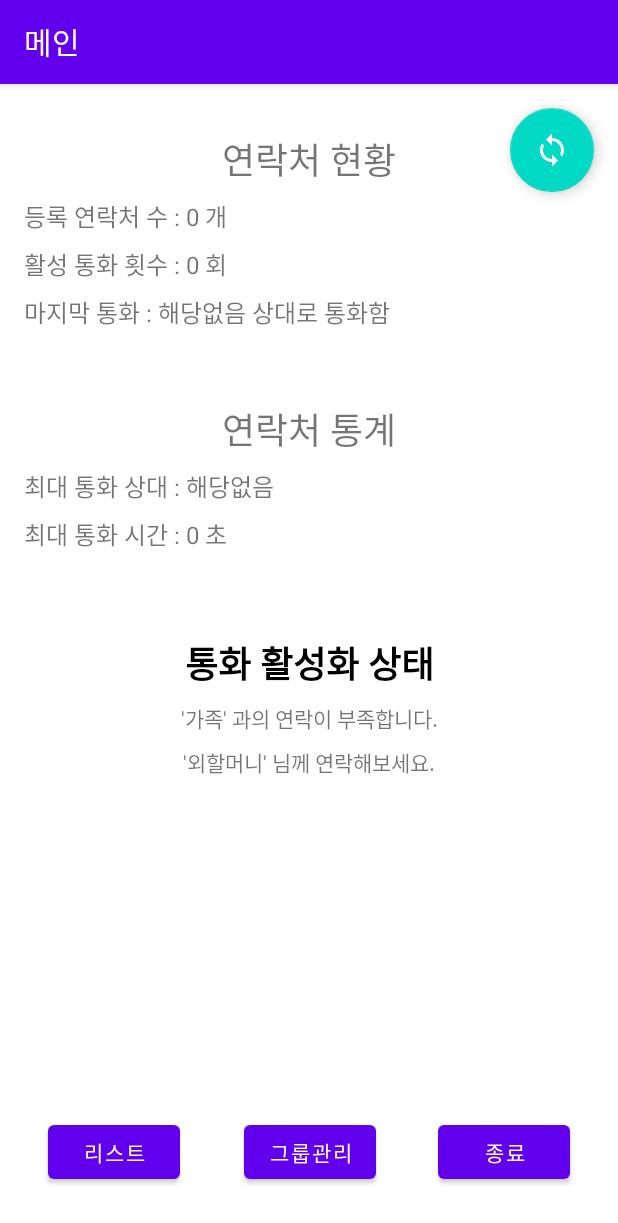
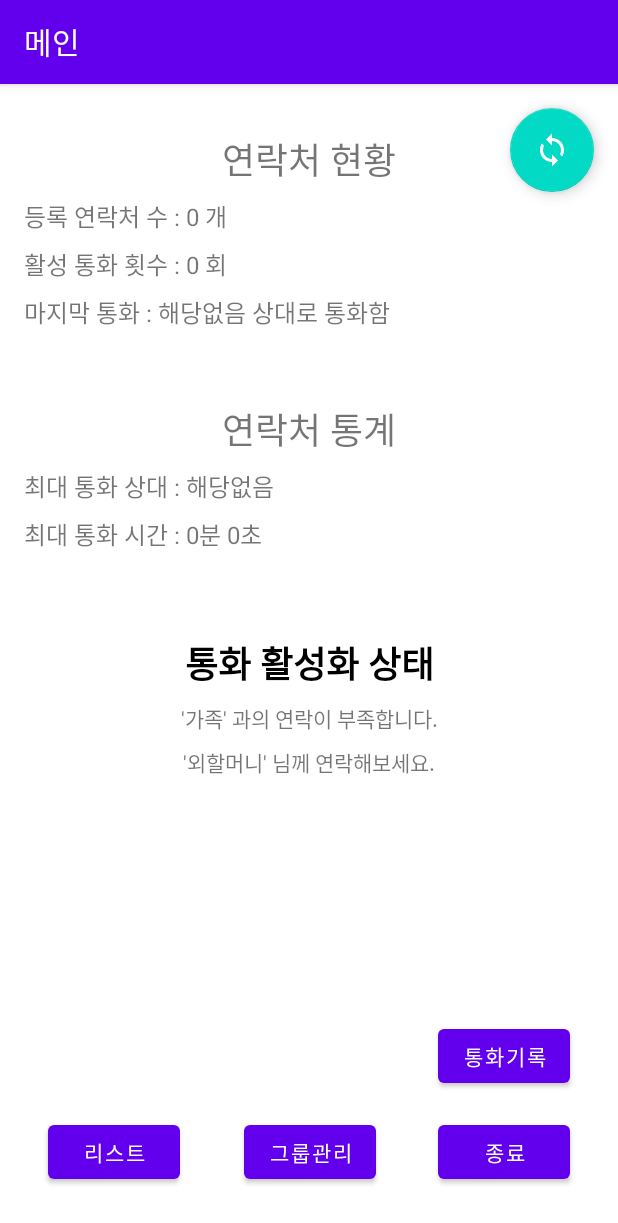
Before and after one commit to foodreco/ReadContactTest, an Android app built with Jetpack Compose: the screen it shows after launch (MainActivity), on a phone screen of 412 x 824 dp. Shown: the top 1223 px of the screen. Run offline under Robolectric (Android 15) with nearby library versions, the phone set to English and light mode, and no system bars; our stand-ins replace Dagger/Hilt's generated code, Room's generated code, navigation-ui; 5 statements that could not run were skipped.

Commit message:
CallLogData DB Added

```diff
--- a/app/src/main/java/com/leesangmin89/readcontacttest/data/ContactDatabase.kt
+++ b/app/src/main/java/com/leesangmin89/readcontacttest/data/ContactDatabase.kt
@@ -5,20 +5,23 @@ import androidx.room.Database
 import androidx.room.Room
 import androidx.room.RoomDatabase
 import androidx.room.TypeConverters
+import com.leesangmin89.readcontacttest.data.dao.CallLogDao
 import com.leesangmin89.readcontacttest.data.dao.ContactDao
 import com.leesangmin89.readcontacttest.data.dao.ContactInfoDao
 import com.leesangmin89.readcontacttest.data.dao.GroupListDao
+import com.leesangmin89.readcontacttest.data.entity.CallLogData
 import com.leesangmin89.readcontacttest.data.entity.ContactBase
 import com.leesangmin89.readcontacttest.data.entity.ContactInfo
 import com.leesangmin89.readcontacttest.data.entity.GroupList
 
 
-@Database(entities = [ContactBase::class, ContactInfo::class, GroupList::class], version = 1, exportSchema = false)
+@Database(entities = [ContactBase::class, ContactInfo::class, GroupList::class, CallLogData::class], version = 1, exportSchema = false)
 @TypeConverters(Converters::class)
 abstract class ContactDatabase : RoomDatabase() {
 
     abstract val contactDao : ContactDao
     abstract val contactInfoDao : ContactInfoDao
     abstract val groupListDao : GroupListDao
+    abstract val callLogDao : CallLogDao
 
 }
--- a/app/src/main/java/com/leesangmin89/readcontacttest/data/DatabaseModule.kt
+++ b/app/src/main/java/com/leesangmin89/readcontacttest/data/DatabaseModule.kt
@@ -35,4 +35,8 @@ object DataBaseModule {
     @Provides
     fun provideGroupDao(database: ContactDatabase) = database.groupListDao
 
+    @Singleton
+    @Provides
+    fun provideCallLogDao(database: ContactDatabase) = database.callLogDao
+
 }
--- /dev/null
+++ b/app/src/main/java/com/leesangmin89/readcontacttest/data/dao/CallLogDao.kt
@@ -0,0 +1,26 @@
+package com.leesangmin89.readcontacttest.data.dao
+
+import androidx.lifecycle.LiveData
+import androidx.room.*
+import com.leesangmin89.readcontacttest.data.entity.CallLogData
+import com.leesangmin89.readcontacttest.data.entity.ContactBase
+
+@Dao
+interface CallLogDao {
+
+    @Insert(onConflict = OnConflictStrategy.REPLACE)
+    suspend fun insert(callLogData: CallLogData)
+
+    @Delete
+    suspend fun delete(callLogData: CallLogData)
+
+    @Update
+    suspend fun update(callLogData: CallLogData)
+
+    @Query("DELETE FROM call_history")
+    suspend fun clear()
+
+    @Query("SELECT * FROM call_history ORDER BY date DESC")
+    fun getAllDataByDate(): LiveData<List<CallLogData>>
+
+}
--- a/app/src/main/java/com/leesangmin89/readcontacttest/group/groupList/GroupDetailFragment.kt
+++ b/app/src/main/java/com/leesangmin89/readcontacttest/group/groupList/GroupDetailFragment.kt
@@ -9,7 +9,9 @@ import androidx.navigation.fragment.navArgs
 import com.leesangmin89.readcontacttest.R
 import com.leesangmin89.readcontacttest.databinding.FragmentGroupDetailBinding
 import com.leesangmin89.readcontacttest.databinding.FragmentGroupListBinding
+import dagger.hilt.android.AndroidEntryPoint
 
+@AndroidEntryPoint
 class GroupDetailFragment : Fragment() {
 
     private val binding by lazy { FragmentGroupDetailBinding.inflate(layoutInflater) }
--- a/app/src/main/java/com/leesangmin89/readcontacttest/main/MainFragment.kt
+++ b/app/src/main/java/com/leesangmin89/readcontacttest/main/MainFragment.kt
@@ -53,7 +53,7 @@ class MainFragment : Fragment() {
                     textContactActivated.text = getString(R.string.contact_activated, 0)
                     textRecentContact.text = getString(R.string.recent_contact, "해당없음")
                     MostContactNumber.text = getString(R.string.most_contact_name, "해당없음")
-                    MostContactDuration.text = getString(R.string.most_contact_duration, 0)
+                    MostContactDuration.text = getString(R.string.most_contact_duration, 0,0)
 
                 } else {
 //                    textContactNumber.text = getString(R.string.contact_number, it.contactNumber)
@@ -63,8 +63,11 @@ class MainFragment : Fragment() {
                         getString(R.string.recent_contact, it.mostRecentContact)
                     MostContactNumber.text =
                         getString(R.string.most_contact_name, it.mostContactName)
+
+                    val minutes = it.mostContactTimes!!.toLong() / 60
+                    val seconds = it.mostContactTimes.toLong() % 60
                     MostContactDuration.text =
-                        getString(R.string.most_contact_duration, it.mostContactTimes)
+                        getString(R.string.most_contact_duration, minutes, seconds)
                 }
             }
         })
@@ -90,6 +93,11 @@ class MainFragment : Fragment() {
 
         binding.btnFinish.setOnClickListener {
             activity?.finishAndRemoveTask()
+        }
+
+        binding.btnToCallLog.setOnClickListener {
+            val action = MainFragmentDirections.actionMainFragmentToCallLogFragment()
+            findNavController().navigate(action)
         }
 
         return binding.root
--- a/app/src/main/res/layout/fragment_main.xml
+++ b/app/src/main/res/layout/fragment_main.xml
@@ -169,4 +169,13 @@
         app:layout_constraintEnd_toEndOf="parent"
         app:layout_constraintTop_toTopOf="parent" />
 
+    <Button
+        android:id="@+id/btn_to_callLog"
+        android:layout_width="wrap_content"
+        android:layout_height="wrap_content"
+        android:layout_marginBottom="16dp"
+        android:text="통화기록"
+        app:layout_constraintBottom_toTopOf="@+id/btn_finish"
+        app:layout_constraintEnd_toEndOf="@+id/btn_finish" />
+
 </androidx.constraintlayout.widget.ConstraintLayout>
--- a/app/src/main/res/navigation/nav_graph.xml
+++ b/app/src/main/res/navigation/nav_graph.xml
@@ -65,6 +65,10 @@
         <action
             android:id="@+id/action_mainFragment_to_groupFragment"
             app:destination="@id/groupFragment" />
+        <action
+            android:id="@+id/action_mainFragment_to_callLogFragment"
+            app:destination="@id/callLogFragment"
+            app:popUpTo="@id/mainFragment" />
     </fragment>
     <fragment
         android:id="@+id/groupFragment"
@@ -110,4 +114,14 @@
             android:name="currentItem"
             app:argType="com.leesangmin89.readcontacttest.data.entity.GroupList" />
     </fragment>
+    <fragment
+        android:id="@+id/callLogFragment"
+        android:name="com.leesangmin89.readcontacttest.callLog.CallLogFragment"
+        android:label="통화기록"
+        tools:layout="@layout/fragment_call_log">
+        <action
+            android:id="@+id/action_callLogFragment_to_mainFragment"
+            app:destination="@id/mainFragment"
+            app:popUpTo="@id/mainFragment" />
+    </fragment>
 </navigation>
--- a/app/src/main/res/values/strings.xml
+++ b/app/src/main/res/values/strings.xml
@@ -7,7 +7,8 @@
     <string name="contact_activated">활성 통화 횟수 : %1$d 회 </string>
     <string name="recent_contact">마지막 통화 : "%1$s" 상대로 통화함</string>
     <string name="most_contact_name">최대 통화 상대 : %1$s </string>
-    <string name="most_contact_duration">최대 통화 시간 : %1$d 초</string>
+    <string name="most_contact_duration">최대 통화 시간 : %1$d분 %2$d초</string>
+    <string name="call_duration">%1$d분 %2$d초</string>
     <string name="group_list_numbers">등록인원 수 : %1$d명</string>
     <string name="group_list_rate">등록비율 : %1$d%      (%1$d/2000)</string>
     <string name="contact_phone_numbers"> 등록 연락처 수 : %1$d 개</string>
```
Also changed, not shown: app/src/main/java/com/leesangmin89/readcontacttest/callLog/CallLogAdapter.kt (added, +75 -0 lines), app/src/main/java/com/leesangmin89/readcontacttest/callLog/CallLogFragment.kt (added, +101 -0 lines), app/src/main/java/com/leesangmin89/readcontacttest/callLog/CallLogViewModel.kt (added, +39 -0 lines), app/src/main/java/com/leesangmin89/readcontacttest/data/entity/CallLogData.kt (added, +18 -0 lines), app/src/main/res/layout/fragment_call_log.xml (added, +20 -0 lines), app/src/main/res/layout/fragment_call_log_child.xml (added, +50 -0 lines).
